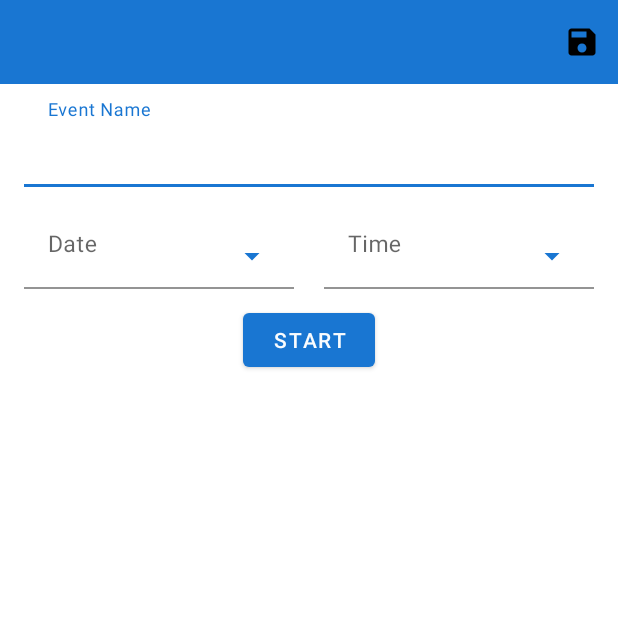
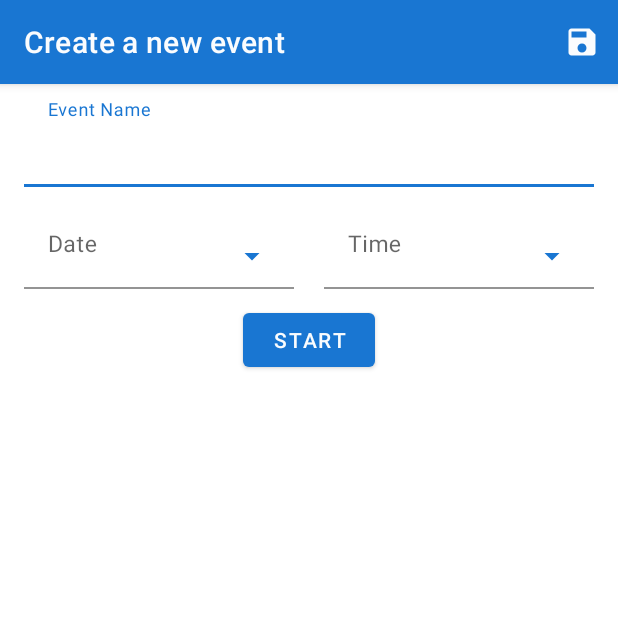
Before and after one commit to RoberMiranda92/CountDown, an Android app: the screen it shows after launch (MainActivity), on a phone screen of 412 x 824 dp, the top half of it. Run offline under Robolectric (Android 15) with nearby library versions, the phone set to English and light mode, and no system bars; our stand-ins replace Room's generated code, data binding.

Commit message:
Remove DataContext Wrapper and configure toolbar

```diff
--- a/app/src/main/java/com/robertomiranda/countdown/CountDownApplication.kt
+++ b/app/src/main/java/com/robertomiranda/countdown/CountDownApplication.kt
@@ -3,7 +3,6 @@ package com.robertomiranda.countdown
 import android.app.Application
 import com.robertomiranda.countdown.koin.repositoryModules
 import com.robertomiranda.countdown.koin.viewModelModules
-import com.robertomiranda.data.DataContextWrapper
 import org.koin.android.ext.koin.androidContext
 import org.koin.android.ext.koin.androidLogger
 import org.koin.core.context.startKoin
@@ -12,16 +11,13 @@ class CountDownApplication : Application() {
 
     override fun onCreate() {
         super.onCreate()
-
-        DataContextWrapper.context = applicationContext
-
         startKoin {
             // Koin Android logger
             androidLogger()
             //inject Android context
             androidContext(this@CountDownApplication)
             // use modules
-            modules(viewModelModules, repositoryModules)
+            modules(repositoryModules, viewModelModules)
         }
     }
 }
--- a/app/src/main/java/com/robertomiranda/countdown/createevent/CreateEventFragment.kt
+++ b/app/src/main/java/com/robertomiranda/countdown/createevent/CreateEventFragment.kt
@@ -11,6 +11,7 @@ import com.google.android.material.textfield.TextInputEditText
 import com.robertomiranda.countdown.R
 import com.robertomiranda.countdown.databinding.FragmentCreateEventBinding
 import com.robertomiranda.countdown.extensions.removeErrorOnTyping
+import com.robertomiranda.countdown.koin.Scopes
 import org.koin.androidx.viewmodel.ext.android.viewModel
 import org.koin.core.qualifier.named
 import org.koin.java.KoinJavaComponent.getKoin
@@ -18,8 +19,9 @@ import org.koin.java.KoinJavaComponent.getKoin
 class CreateEventFragment : Fragment() {
 
     private lateinit var binding: FragmentCreateEventBinding
-    private val createEventScope = getKoin().getOrCreateScope("CreateEvent", named("CreateEvent"))
     val viewModel: CreateEventViewModel by viewModel()
+    private val createEventScope =
+        getKoin().getOrCreateScope(Scopes.CREATE_EVENT.name, named(Scopes.CREATE_EVENT.name))
 
     override fun onCreateView(
         inflater: LayoutInflater, container: ViewGroup?,
@@ -66,6 +68,7 @@ class CreateEventFragment : Fragment() {
 
     private fun configureViews() {
         binding.eventNameContainer.removeErrorOnTyping()
+        binding.toolbar.title = getString(R.string.create_event_title)
     }
 
     private fun observeViewModelChanges() {
@@ -74,7 +77,11 @@ class CreateEventFragment : Fragment() {
         })
 
         viewModel.dateError.observe(viewLifecycleOwner, Observer {
-            Toast.makeText(requireContext(), "Error en date", Toast.LENGTH_SHORT).show()
+            Toast.makeText(
+                requireContext(),
+                getString(R.string.create_event_event_date_error),
+                Toast.LENGTH_SHORT
+            ).show()
         })
 
         viewModel.calculateTimeSuccess.observe(viewLifecycleOwner, Observer { eventTime ->
--- a/app/src/main/java/com/robertomiranda/countdown/koin/AppModule.kt
+++ b/app/src/main/java/com/robertomiranda/countdown/koin/AppModule.kt
@@ -5,18 +5,23 @@ import com.robertomiranda.countdown.model.CreateEventRepository
 import com.robertomiranda.data.eventdetail.repository.EventsRepository
 import com.robertomiranda.data.eventdetail.repository.LocalEventRepository
 import com.robertomiranda.data.room.DaoFactory
+import org.koin.android.ext.koin.androidContext
 import org.koin.androidx.viewmodel.dsl.viewModel
 import org.koin.core.qualifier.named
 import org.koin.dsl.module
 
+enum class Scopes {
+    CREATE_EVENT
+}
+
 val viewModelModules = module {
-    viewModel { CreateEventViewModel(get(), getScope("CreateEvent").get()) }
+    viewModel { CreateEventViewModel(get(), getScope(Scopes.CREATE_EVENT.name).get()) }
 }
 
 val repositoryModules = module {
     single { CreateEventRepository() }
-    scope(named("CreateEvent")) {
-        scoped<EventsRepository> { LocalEventRepository(DaoFactory.getEventDao()) }
+    scope(named(Scopes.CREATE_EVENT.name)) {
+        scoped<EventsRepository> { LocalEventRepository(DaoFactory.getEventDao(androidContext())) }
     }
 
 }
--- a/app/src/main/res/drawable/ic_save.xml
+++ b/app/src/main/res/drawable/ic_save.xml
@@ -4,6 +4,6 @@
         android:viewportWidth="24.0"
         android:viewportHeight="24.0">
     <path
-        android:fillColor="#FF000000"
+        android:fillColor="?attr/colorOnPrimary"
         android:pathData="M17,3L5,3c-1.11,0 -2,0.9 -2,2v14c0,1.1 0.89,2 2,2h14c1.1,0 2,-0.9 2,-2L21,7l-4,-4zM12,19c-1.66,0 -3,-1.34 -3,-3s1.34,-3 3,-3 3,1.34 3,3 -1.34,3 -3,3zM15,9L5,9L5,5h10v4z"/>
 </vector>
--- a/app/src/main/res/layout/fragment_create_event.xml
+++ b/app/src/main/res/layout/fragment_create_event.xml
@@ -20,8 +20,9 @@
         android:background="@drawable/rounded_primary_background"
         tools:context=".createevent.CreateEventFragment">
 
-        <androidx.appcompat.widget.Toolbar
+        <com.google.android.material.appbar.MaterialToolbar
             android:id="@+id/toolbar"
+            style="@style/ToolbarStyle"
             android:layout_width="match_parent"
             android:layout_height="?attr/actionBarSize"
             android:background="?attr/colorPrimary"
--- a/app/src/main/res/values/strings.xml
+++ b/app/src/main/res/values/strings.xml
@@ -2,11 +2,14 @@
     <string name="app_name">CountDown</string>
 
     <!--Create Event Screen -->
+    <string name="create_event_title">Create a new event</string>
     <string name="create_event_event_name">Event Name</string>
     <string name="create_event_event_date">Date</string>
     <string name="create_event_event_time">Time</string>
     <string name="create_event_event_start">Start</string>
     <string name="create_event_event_name_error">Event must contain more than 3 characters</string>
+    <string name="create_event_event_date_error">Event date is invalid, please check it</string>
+
 
     <plurals name="create_event_days">
         <item quantity="one">%d \n day</item>
--- a/app/src/main/res/values/styles.xml
+++ b/app/src/main/res/values/styles.xml
@@ -66,5 +66,9 @@
         <item name="android:gravity">center</item>
     </style>
 
+    <style name="ToolbarStyle" parent="Widget.MaterialComponents.Toolbar.Primary">
+
+    </style>
+
 
 </resources>
--- a/data/src/main/java/com/robertomiranda/data/DataContextWrapper.kt
+++ /dev/null
@@ -1,8 +0,0 @@
-package com.robertomiranda.data
-
-import android.content.Context
-
-//Set Up Context in Application
-object DataContextWrapper{
-    lateinit var context: Context
-}
--- a/data/src/main/java/com/robertomiranda/data/room/DaoFactory.kt
+++ b/data/src/main/java/com/robertomiranda/data/room/DaoFactory.kt
@@ -1,10 +1,10 @@
 package com.robertomiranda.data.room
 
-import com.robertomiranda.data.DataContextWrapper
+import android.content.Context
 
 class DaoFactory {
 
     companion object {
-        fun getEventDao() = EventDataBase.getInstance(DataContextWrapper.context).eventDao()
+        fun getEventDao(context: Context) = EventDataBase.getInstance(context).eventDao()
     }
 }
--- a/data/src/main/java/com/robertomiranda/data/room/EventDataBase.kt
+++ b/data/src/main/java/com/robertomiranda/data/room/EventDataBase.kt
@@ -18,18 +18,13 @@ abstract class EventDataBase : RoomDatabase() {
 
         fun getInstance(context: Context): EventDataBase =
             INSTANCE ?: synchronized(this) {
-                INSTANCE
-                    ?: buildDatabase(
-                        context
-                    )
-                        .also { INSTANCE = it }
+                INSTANCE ?: buildDatabase(context).also { INSTANCE = it }
             }
 
         private fun buildDatabase(context: Context) =
             Room.databaseBuilder(
                 context.applicationContext,
                 EventDataBase::class.java, "Sample.db"
-            )
-                .build()
+            ).fallbackToDestructiveMigration().build()
     }
 }
```
Also changed, not shown: data/src/main/java/com/robertomiranda/data/eventdetail/repository/LocalEventRepository.kt (+5 -3 lines).
